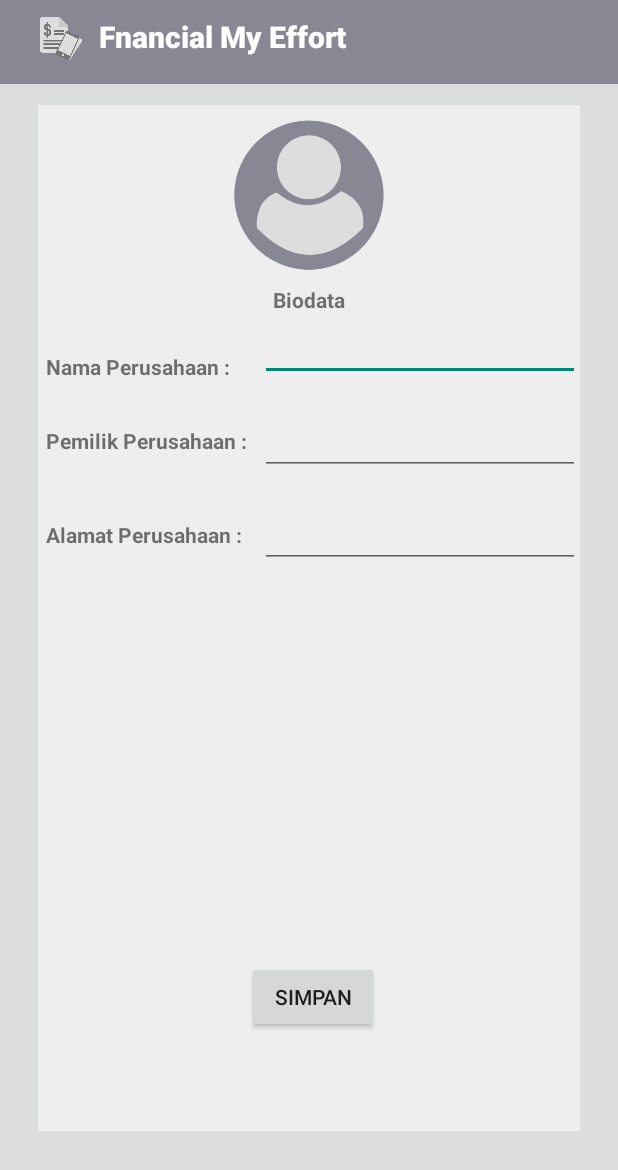
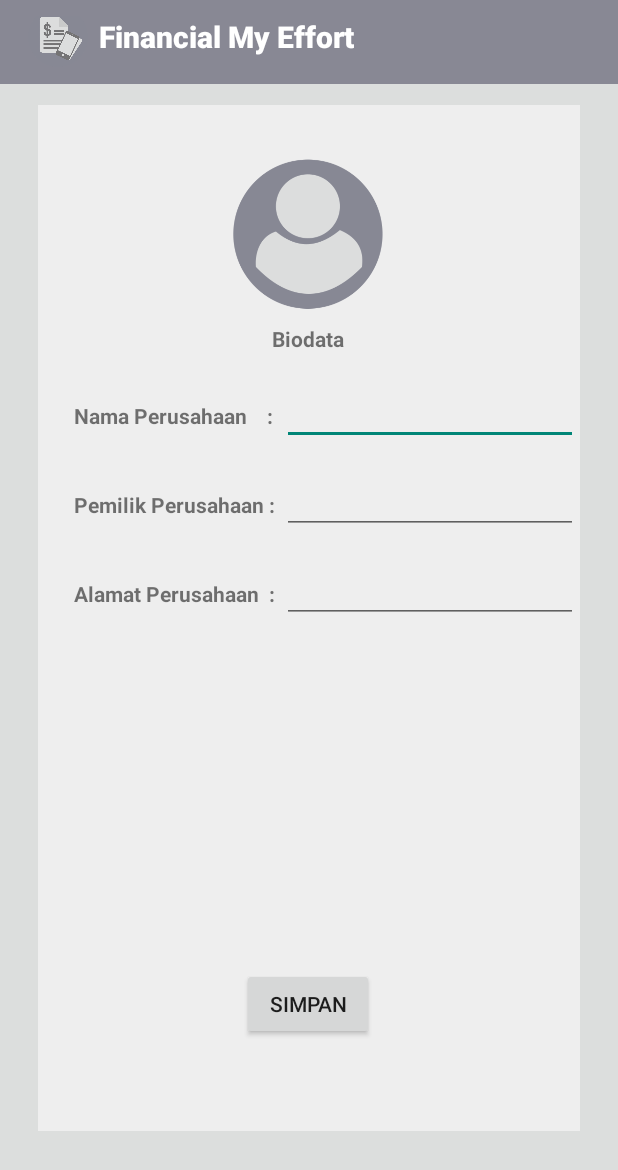
Before and after one commit to krisnawid/FinancialMyEffort, an Android app: the BiodataActivity screen opened directly, with no data from a screen before it, on a phone screen of 412 x 824 dp. Shown: the top 1170 px of the screen. Run offline under Robolectric (Android 15) with nearby library versions, the phone set to English and light mode, and no system bars; our stand-ins replace Room's generated code.

Commit message:
memperbaiki posisi layout

```diff
--- a/app/src/main/res/layout/activity_biodata.xml
+++ b/app/src/main/res/layout/activity_biodata.xml
@@ -33,8 +33,9 @@
         android:id="@+id/logo_biodata"
         android:layout_width="100dp"
         android:layout_height="100dp"
-        android:layout_marginTop="10dp"
+        android:layout_marginTop="36dp"
         app:layout_constraintEnd_toEndOf="@+id/bg_card_newratio"
+        app:layout_constraintHorizontal_bias="0.498"
         app:layout_constraintStart_toStartOf="@+id/bg_card_newratio"
         app:layout_constraintTop_toTopOf="@+id/bg_card_newratio"
         app:srcCompat="@drawable/biodata_logo" />
@@ -43,9 +44,9 @@
         android:id="@+id/text_nama_perusahaan"
         android:layout_width="wrap_content"
         android:layout_height="wrap_content"
-        android:layout_marginStart="5dp"
-        android:layout_marginTop="25dp"
-        android:text="Nama Perusahaan :"
+        android:layout_marginStart="24dp"
+        android:layout_marginTop="32dp"
+        android:text="Nama Perusahaan    :"
         android:textStyle="bold"
         app:layout_constraintStart_toStartOf="@+id/bg_card_newratio"
         app:layout_constraintTop_toBottomOf="@+id/textView2" />
@@ -65,28 +66,28 @@
         android:layout_width="wrap_content"
         android:layout_height="wrap_content"
         android:layout_marginTop="30dp"
-        android:text="Alamat Perusahaan :"
+        android:text="Alamat Perusahaan  :"
         android:textStyle="bold"
         app:layout_constraintStart_toStartOf="@+id/text_pemilik_perusahaan"
         app:layout_constraintTop_toBottomOf="@+id/editText_pemilik" />
 
     <EditText
         android:id="@+id/editText_nama"
-        android:layout_width="wrap_content"
-        android:layout_height="wrap_content"
+        android:layout_width="197dp"
+        android:layout_height="40dp"
         android:ems="10"
         android:inputType="textPersonName"
         app:layout_constraintBottom_toBottomOf="@+id/text_nama_perusahaan"
         app:layout_constraintEnd_toEndOf="@+id/bg_card_newratio"
-        app:layout_constraintHorizontal_bias="1.0"
+        app:layout_constraintHorizontal_bias="0.857"
         app:layout_constraintStart_toEndOf="@+id/text_nama_perusahaan"
         app:layout_constraintTop_toTopOf="@+id/text_nama_perusahaan"
-        app:layout_constraintVertical_bias="1.0" />
+        app:layout_constraintVertical_bias="0.523" />
 
     <EditText
         android:id="@+id/editText_pemilik"
-        android:layout_width="wrap_content"
-        android:layout_height="wrap_content"
+        android:layout_width="197dp"
+        android:layout_height="39dp"
         android:ems="10"
         android:inputType="textPersonName"
         app:layout_constraintBottom_toBottomOf="@+id/text_pemilik_perusahaan"
@@ -96,8 +97,8 @@
 
     <EditText
         android:id="@+id/editText_alamat"
-        android:layout_width="wrap_content"
-        android:layout_height="wrap_content"
+        android:layout_width="197dp"
+        android:layout_height="40dp"
         android:ems="10"
         android:inputType="textPersonName"
         app:layout_constraintBottom_toBottomOf="@+id/text_alamat_perusahaan"
@@ -109,13 +110,14 @@
         android:id="@+id/btn_simpan"
         android:layout_width="wrap_content"
         android:layout_height="wrap_content"
+        android:onClick="Btn_Simpan"
         android:text="Simpan"
-        android:onClick="Btn_Simpan"
         app:layout_constraintBottom_toBottomOf="@+id/bg_card_newratio"
         app:layout_constraintEnd_toEndOf="@+id/editText_alamat"
+        app:layout_constraintHorizontal_bias="0.451"
         app:layout_constraintStart_toStartOf="@+id/text_alamat_perusahaan"
         app:layout_constraintTop_toBottomOf="@+id/editText_alamat"
-        app:layout_constraintVertical_bias="0.8" />
+        app:layout_constraintVertical_bias="0.792" />
 
     <TextView
         android:id="@+id/textView2"
--- a/app/src/main/res/layout/activity_laporan.xml
+++ b/app/src/main/res/layout/activity_laporan.xml
@@ -33,7 +33,7 @@
         android:id="@+id/imageView4"
         android:layout_width="100dp"
         android:layout_height="100dp"
-        android:layout_marginTop="20dp"
+        android:layout_marginTop="36dp"
         app:layout_constraintEnd_toEndOf="@+id/imageView2"
         app:layout_constraintHorizontal_bias="0.498"
         app:layout_constraintStart_toStartOf="@+id/imageView2"
--- a/app/src/main/res/layout/activity_main.xml
+++ b/app/src/main/res/layout/activity_main.xml
@@ -19,10 +19,10 @@
         android:onClick="handleBiodata"
         app:layout_constraintBottom_toTopOf="@+id/guideline2"
         app:layout_constraintEnd_toStartOf="@+id/guideline"
-        app:layout_constraintHorizontal_bias="0.7"
+        app:layout_constraintHorizontal_bias="0.696"
         app:layout_constraintStart_toStartOf="parent"
         app:layout_constraintTop_toTopOf="parent"
-        app:layout_constraintVertical_bias="0.8"
+        app:layout_constraintVertical_bias="0.94"
         app:srcCompat="@color/cardhome" />
 
     <ImageView
@@ -106,9 +106,10 @@
         android:onClick="handleLaporan"
         app:layout_constraintBottom_toBottomOf="parent"
         app:layout_constraintEnd_toEndOf="@+id/bg_biodata"
+        app:layout_constraintHorizontal_bias="0.0"
         app:layout_constraintStart_toStartOf="@+id/bg_biodata"
         app:layout_constraintTop_toTopOf="@+id/guideline2"
-        app:layout_constraintVertical_bias="0.2"
+        app:layout_constraintVertical_bias="0.118"
         app:srcCompat="@color/cardhome" />
 
     <ImageView
--- a/app/src/main/res/layout/toolbar.xml
+++ b/app/src/main/res/layout/toolbar.xml
@@ -22,7 +22,7 @@
                 android:layout_height="wrap_content"
                 android:layout_marginStart="50dp"
                 android:fontFamily="sans-serif-black"
-                android:text="Fnancial My Effort"
+                android:text="Financial My Effort"
                 android:textColor="@color/colorPrimaryDark"
                 android:textSize="20sp"
                 app:layout_constraintBottom_toBottomOf="parent"
```
